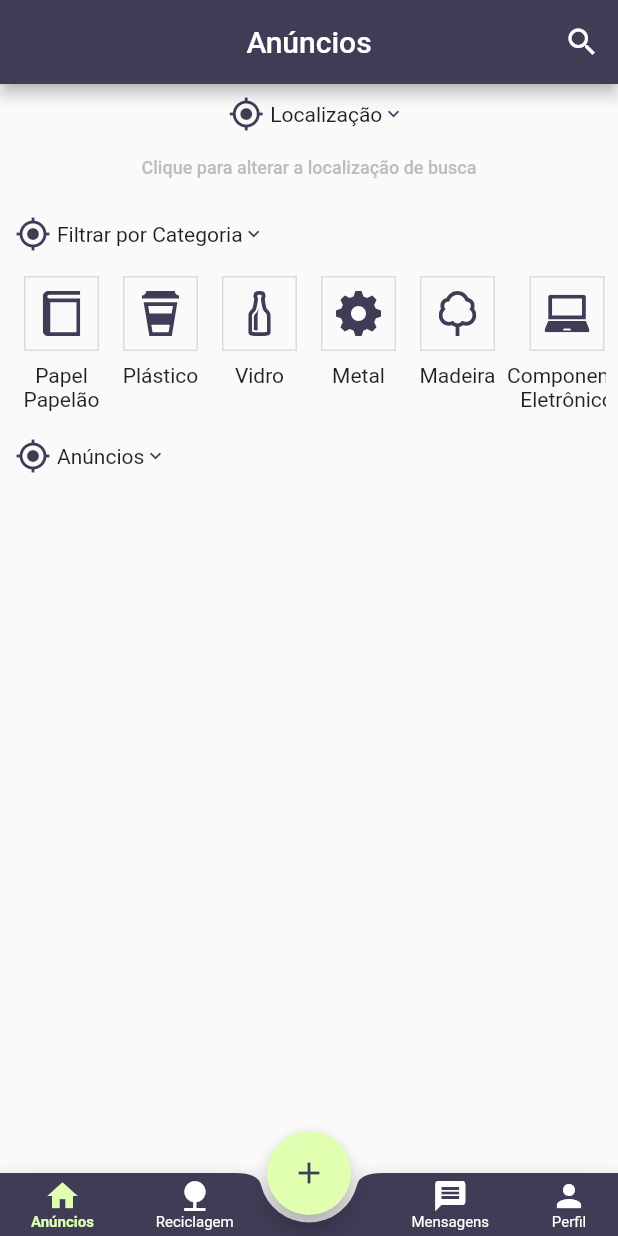
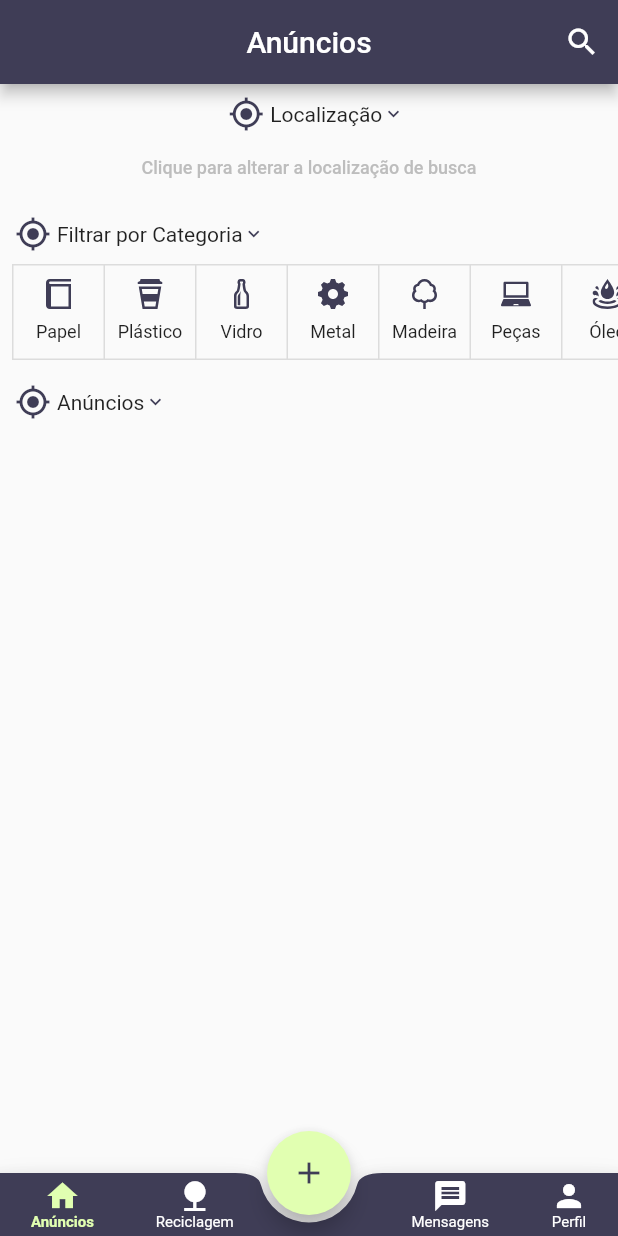
Before and after one commit to HlfDev/flutter-tcc-matus, a Flutter app: the screen it shows after launch, on a phone screen of 412 x 824 dp. Run offline on Flutter 3.47's test engine with Material 2 defaults, Android fonts, the phone set to English and light mode, and no system bars; our stand-ins replace carousel_pro, cloud_firestore, firebase_auth, firebase_core, firebase_storage, flutter_svg and 2 more; missing offline and left inert: flutter_auth_buttons; accounts and stored records are empty.

Commit message:
Adicionado tela do produto

```diff
--- a/lib/app/models/announcement.dart
+++ b/lib/app/models/announcement.dart
@@ -6,7 +6,16 @@ class Announcement {
     name = document['name'] as String;
     description = document['description'] as String;
     images = List<String>.from(document.data()['images'] as List<dynamic>);
-    category = document['category'] as String;
+    cep = document['cep'] as String;
+    city = document['city'] as String;
+    state = document['state'] as String;
+    price = document['price'] as double;
+    unity = document['unity'] as String;
+    amount = document['amount'] as int;
+    owner = document['owner'] as String;
+    usersFavorited =
+        List<String>.from(document.data()['usersFavorited'] as List<dynamic>);
+    date = document['date'] as Timestamp;
   }
 
   String id;
@@ -14,4 +23,13 @@ class Announcement {
   String description;
   List<String> images;
   String category;
+  String cep;
+  String city;
+  String state;
+  double price;
+  String unity;
+  int amount;
+  String owner;
+  List<String> usersFavorited;
+  Timestamp date;
 }
--- a/lib/app/models/announcement_manager.dart
+++ b/lib/app/models/announcement_manager.dart
@@ -36,8 +36,9 @@ class AnnouncementManager extends ChangeNotifier {
     }
 
     if (category.isNotEmpty) {
-      final categoryFilter = filteredAnnouncements.where(
-          (p) => p.category.toLowerCase().contains(category.toLowerCase()));
+      final List<Announcement> categoryFilter = [];
+      categoryFilter.addAll(filteredAnnouncements.where(
+          (p) => p.category.toLowerCase().contains(category.toLowerCase())));
 
       filteredAnnouncements.clear();
       filteredAnnouncements.addAll(categoryFilter);
--- a/lib/app/screens/announcement/announcement_screen.dart
+++ b/lib/app/screens/announcement/announcement_screen.dart
@@ -90,43 +90,11 @@ class AnnouncementScreen extends StatelessWidget {
                 )),
             const HorizontalIconTextWithArrow('Filtrar por Categoria',
                 Icons.my_location, MainAxisAlignment.start),
-            Padding(
-              padding: const EdgeInsets.all(8.0),
-              child: SizedBox(
-                height: 100.0,
-                child: ListView(
-                  scrollDirection: Axis.horizontal,
-                  children: const [
-                    CategoryItens(
-                        text: 'Papel\nPapelão',
-                        assetLocation:
-                            'assets/images/announcement_screen/category_paper.svg'),
-                    CategoryItens(
-                        text: 'Plástico',
-                        assetLocation:
-                            'assets/images/announcement_screen/category_plastic.svg'),
-                    CategoryItens(
-                        text: 'Vidro',
-                        assetLocation:
-                            'assets/images/announcement_screen/category_glass.svg'),
-                    CategoryItens(
-                        text: 'Metal',
-                        assetLocation:
-                            'assets/images/announcement_screen/category_metal.svg'),
-                    CategoryItens(
-                        text: 'Madeira',
-                        assetLocation:
-                            'assets/images/announcement_screen/category_wood.svg'),
-                    CategoryItens(
-                        text: 'Componente\nEletrônico',
-                        assetLocation:
-                            'assets/images/announcement_screen/category_components.svg'),
-                    CategoryItens(
-                        text: 'Óleo',
-                        assetLocation:
-                            'assets/images/announcement_screen/category_oil.svg'),
-                  ],
-                ),
+            SizedBox(
+              height: 80.0,
+              child: ListView(
+                scrollDirection: Axis.horizontal,
+                children: const [CategoryList()],
               ),
             ),
             const HorizontalIconTextWithArrow(
--- a/lib/app/screens/announcement/components/announcement_category.dart
+++ b/lib/app/screens/announcement/components/announcement_category.dart
@@ -4,58 +4,142 @@ import 'package:matus_app/app/models/announcement_manager.dart';
 import 'package:matus_app/app/themes/app_colors.dart';
 import 'package:provider/provider.dart';
 
-class CategoryItens extends StatefulWidget {
-  const CategoryItens({
-    Key key,
-    @required String text,
-    @required String assetLocation,
-  })  : _text = text,
-        _assetLocation = assetLocation,
-        super(key: key);
-
-  final String _text;
-  final String _assetLocation;
+class CategoryList extends StatefulWidget {
+  const CategoryList();
 
   @override
   _CategoryItensState createState() => _CategoryItensState();
 }
 
-class _CategoryItensState extends State<CategoryItens> {
-  List<bool> isSelected = [false];
+class _CategoryItensState extends State<CategoryList> {
+  String findCategory(int index) {
+    switch (index) {
+      case 0:
+        return 'Papel';
+        break;
+      case 1:
+        return 'Plástico';
+        break;
+      case 2:
+        return 'Vidro';
+        break;
+      case 3:
+        return 'Metal';
+        break;
+      case 4:
+        return 'Madeira';
+        break;
+      case 5:
+        return 'Peças';
+        break;
+      case 6:
+        return 'Óleo';
+        break;
+      default:
+        return '';
+    }
+  }
 
+  List<bool> isSelected = [false, false, false, false, false, false, false];
   @override
   Widget build(BuildContext context) {
     return Consumer<AnnouncementManager>(builder: (_, announcementManager, __) {
-      return Column(
-        children: [
-          Padding(
+      return Padding(
         padding: const EdgeInsets.all(8.0),
         child: ToggleButtons(
           fillColor: AppColor.secondaryColor,
           onPressed: (int index) {
             setState(() {
-                  isSelected[0] = !isSelected[0];
-                  isSelected[0]
-                      ? announcementManager.category = 'z'
+              for (int buttonIndex = 0;
+                  buttonIndex < isSelected.length;
+                  buttonIndex++) {
+                if (buttonIndex == index) {
+                  isSelected[buttonIndex] = !isSelected[buttonIndex];
+                  isSelected[buttonIndex]
+                      ? announcementManager.category = findCategory(buttonIndex)
                       : announcementManager.category = '';
+                } else {
+                  isSelected[buttonIndex] = false;
+                }
+              }
             });
           },
           isSelected: isSelected,
-              children: <Widget>[
-                SvgPicture.asset(
-                  widget._assetLocation,
-                  width: 30.0,
-                  height: 30.0,
+          children: const <Widget>[
+            CategoryItem(
+              text: 'Papel',
+              assetLocation:
+                  'assets/images/announcement_screen/category_paper.svg',
             ),
+            CategoryItem(
+                text: 'Plástico',
+                assetLocation:
+                    'assets/images/announcement_screen/category_plastic.svg'),
+            CategoryItem(
+                text: 'Vidro',
+                assetLocation:
+                    'assets/images/announcement_screen/category_glass.svg'),
+            CategoryItem(
+                text: 'Metal',
+                assetLocation:
+                    'assets/images/announcement_screen/category_metal.svg'),
+            CategoryItem(
+              text: 'Madeira',
+              assetLocation:
+                  'assets/images/announcement_screen/category_wood.svg',
+            ),
+            CategoryItem(
+                text: 'Peças',
+                assetLocation:
+                    'assets/images/announcement_screen/category_components.svg'),
+            CategoryItem(
+                text: 'Óleo',
+                assetLocation:
+                    'assets/images/announcement_screen/category_oil.svg'),
           ],
         ),
-          ),
-          Text(
-            widget._text,
-            textAlign: TextAlign.center,
-          ),
-        ],
       );
     });
   }
 }
+
+class CategoryItem extends StatelessWidget {
+  const CategoryItem({
+    Key key,
+    this.assetLocation,
+    this.text,
+  }) : super(key: key);
+
+  final String assetLocation;
+  final String text;
+
+  @override
+  Widget build(BuildContext context) {
+    return SizedBox(
+      width: 60,
+      height: 60,
+      child: Column(
+        children: [
+          Padding(
+            padding: const EdgeInsets.only(top: 8.0),
+            child: SvgPicture.asset(
+              assetLocation,
+              width: 20.0,
+              height: 20.0,
+            ),
+          ),
+          Align(
+            child: Padding(
+              padding: const EdgeInsets.all(8.0),
+              child: Text(
+                text,
+                textAlign: TextAlign.center,
+                style: const TextStyle(fontSize: 12.0),
+              ),
+            ),
+          ),
+        ],
+      ),
+    );
+  }
+}
--- a/lib/main.dart
+++ b/lib/main.dart
@@ -1,9 +1,11 @@
 import 'package:firebase_core/firebase_core.dart';
 import 'package:flutter/material.dart';
+import 'package:matus_app/app/models/announcement.dart';
 import 'package:matus_app/app/models/user_manager.dart';
 import 'package:matus_app/app/themes/app_colors.dart';
 import 'package:provider/provider.dart';
 import 'app/models/announcement_manager.dart';
+import 'app/screens/announcement/announcement_open_screen.dart';
 import 'app/screens/base/main_screen.dart';
 
 // ignore: avoid_void_async
@@ -37,6 +39,10 @@ class MyApp extends StatelessWidget {
           ),
           onGenerateRoute: (settings) {
             switch (settings.name) {
+              case '/announcement_open':
+                return MaterialPageRoute(
+                    builder: (_) => AnnouncementOpenScreen(
+                        settings.arguments as Announcement));
               default:
                 return MaterialPageRoute(
                     builder: (_) => MainScreen(), settings: settings);
```
Also changed, not shown: lib/app/screens/announcement/announcement_open_screen.dart (added, +81 -0 lines), lib/app/screens/announcement/components/announcement_list_tile.dart (+5 -16 lines). Lines whose indentation alone changed are shown as unchanged.
